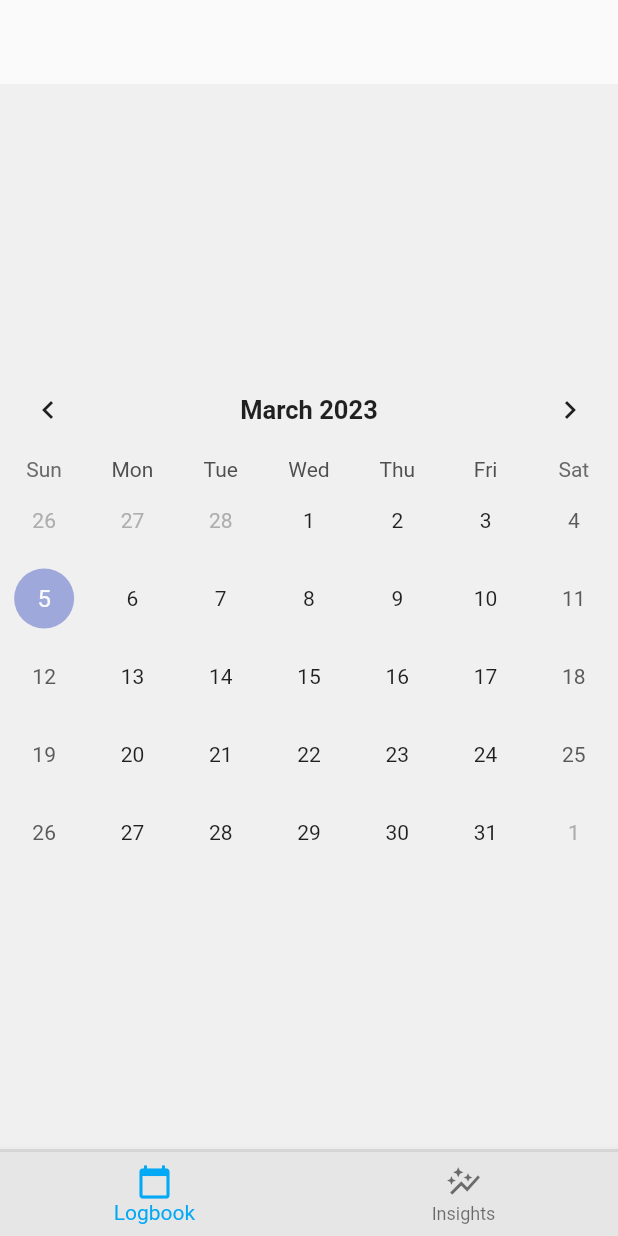
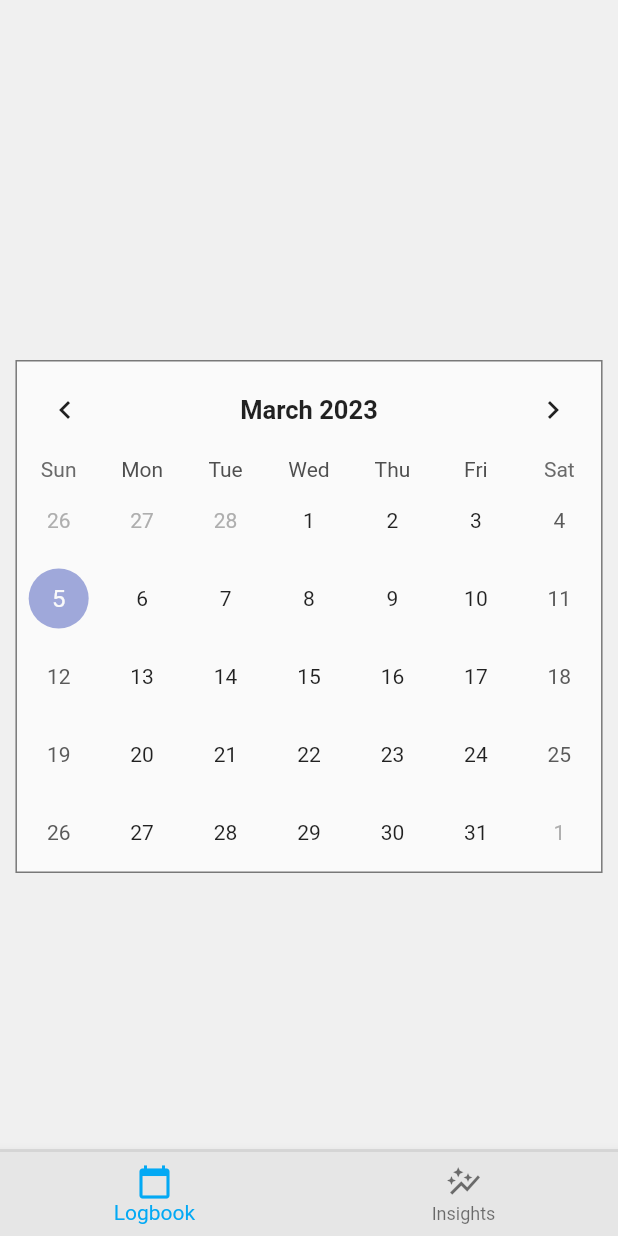
Before and after one commit to draff1800/bodybuildingpal, a Flutter app: the HomeNavigation screen opened directly, on a phone screen of 412 x 824 dp. Run offline on Flutter 3.47's test engine with Material 2 defaults, Android fonts, the light colour scheme and no system bars; drawn by our look-alikes of table_calendar.

Commit message:
Calendar is now in a white box on grey background akin to prototype design

```diff
--- a/lib/constants/app_colours.dart
+++ b/lib/constants/app_colours.dart
@@ -6,6 +6,7 @@ class AppColours {
   static const Color white = Color.fromARGB(255, 250, 250, 250);
   static const Color lightGrey = Color.fromARGB(255, 240, 240, 240);
   static const Color grey = Color.fromARGB(255, 230, 230, 230);
-  static const Color darkGrey = Color.fromARGB(255, 220, 220, 220);
+  static const Color darkGrey1 = Color.fromARGB(255, 220, 220, 220);
+  static const Color darkGrey2 = Color.fromARGB(255, 120, 120, 120);
   static const Color black = Color.fromARGB(255, 0, 0, 0);
 }
--- a/lib/screens/home/home_navigation.dart
+++ b/lib/screens/home/home_navigation.dart
@@ -28,14 +28,15 @@ class _HomeNavigationState extends State<HomeNavigation> {
     return Scaffold(
         appBar: AppBar(
           automaticallyImplyLeading: false,
+          backgroundColor: AppColours.lightGrey,
         ),
         body: Center(
           child: _navigationBarOverlayOptions.elementAt(_selectedIndex),
         ),
         bottomNavigationBar: Container(
             decoration: const BoxDecoration(
-                color: AppColours.darkGrey,
-                border: Border(top: BorderSide(color: AppColours.darkGrey, width: 2))),
+                color: AppColours.darkGrey1,
+                border: Border(top: BorderSide(color: AppColours.darkGrey1, width: 2))),
             child: BottomNavigationBar(
               items: const <BottomNavigationBarItem>[
                 BottomNavigationBarItem(
--- a/lib/screens/home/logbook.dart
+++ b/lib/screens/home/logbook.dart
@@ -1,3 +1,4 @@
+import 'package:bodybuildingpal/constants/app_colours.dart';
 import 'package:flutter/material.dart';
 import 'package:intl/intl.dart';
 import 'package:table_calendar/table_calendar.dart';
@@ -14,7 +15,17 @@ class _LogBookState extends State<LogBook> {
 
   @override
   Widget build(BuildContext context) {
-    return TableCalendar(
+    double height = MediaQuery.of(context).size.height;
+    double width = MediaQuery.of(context).size.width;
+
+    return ConstrainedBox(
+      constraints: BoxConstraints(maxWidth: width*0.95, maxHeight: height*0.5),
+      child: Container(
+        decoration: BoxDecoration(
+          color: AppColours.white,
+          border: Border.all(color: AppColours.darkGrey2)
+        ),
+        child: TableCalendar(
           firstDay: DateTime.utc(2000, 01, 01),
           lastDay: DateTime(currentDate.year + 1, currentDate.month, currentDate.day),
           focusedDay: currentDate,
@@ -26,6 +37,8 @@ class _LogBookState extends State<LogBook> {
                   textAlign: TextAlign.center);
             },
           ),
+        ),
+      ),
     );
   }
 }
```
Lines whose indentation alone changed are shown as unchanged.
